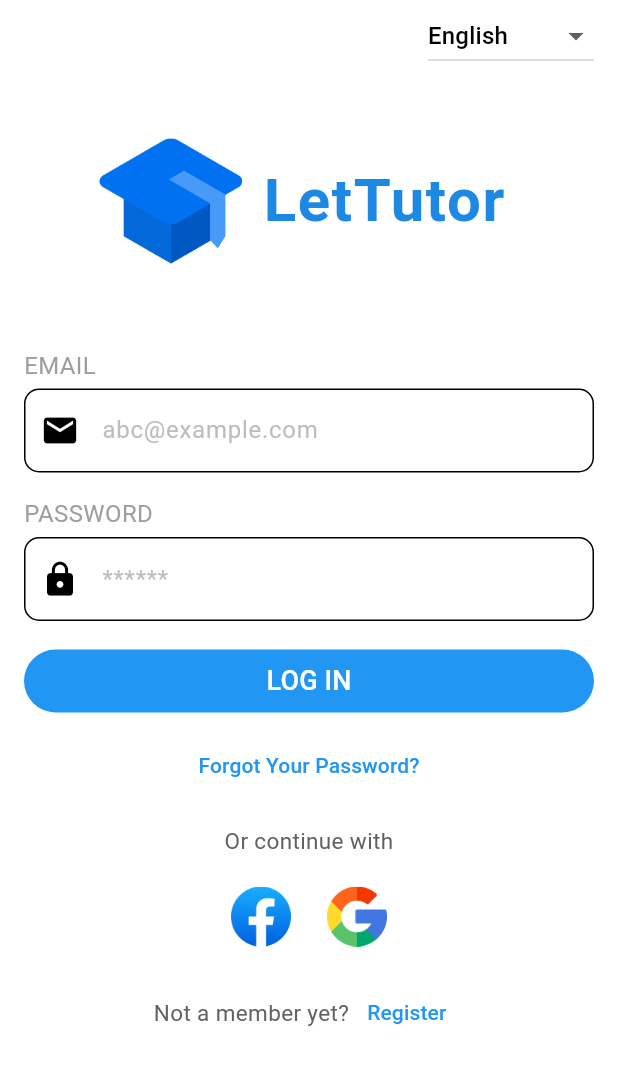
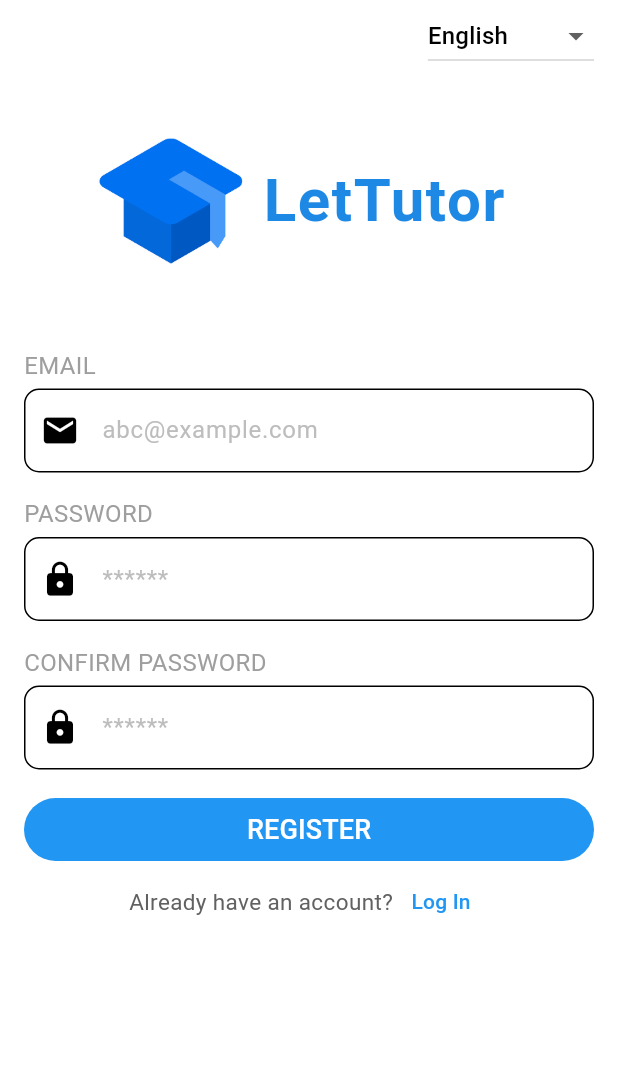
Before and after one commit to nguyentrongnhan1412/advancedmobileproject, a Flutter app: the screen it shows after launch, after a tap on "Register", on a phone screen of 412 x 824 dp. Shown: the top 1065 px of the screen. Run offline on Flutter 3.47's test engine with Material 2 defaults, Android fonts, the phone set to English and light mode, and no system bars.

Commit message:
registerview
init registerview
complete register view
add register route to main

```diff
--- a/lettutor/lib/main.dart
+++ b/lettutor/lib/main.dart
@@ -1,6 +1,7 @@
 import 'package:flutter/material.dart';
 import 'package:lettutor/constants/routes.dart';
 import 'package:lettutor/views/authentication/login_view.dart';
+import 'package:lettutor/views/authentication/register_view.dart';
 
 void main() {
   runApp(const Lettutor());
@@ -16,7 +17,7 @@ class Lettutor extends StatelessWidget {
       title: 'Lettutor',
       theme: ThemeData(
         useMaterial3: true,
-        colorScheme: ColorScheme.light().copyWith(primary: Colors.blue),
+        colorScheme: const ColorScheme.light().copyWith(primary: Colors.blue),
         // primaryColor: Colors.blue,
         scaffoldBackgroundColor: Colors.white,
         textTheme: TextTheme(
@@ -48,6 +49,7 @@ class Lettutor extends StatelessWidget {
       home: const LoginView(),
       routes: {
         Routes.login: (context) => const LoginView(),
+        Routes.register: (context) => const RegisterView(),
       }
     );
   }
--- /dev/null
+++ b/lettutor/lib/views/authentication/register_view.dart
@@ -0,0 +1,159 @@
+import 'package:flutter/material.dart';
+import 'package:lettutor/constants/datatype.dart';
+import 'package:lettutor/constants/routes.dart';
+
+class RegisterView extends StatefulWidget {
+
+  const RegisterView({Key? key}) : super (key: key);
+
+  @override
+  State<RegisterView> createState() => _RegisterViewState();
+}
+
+class _RegisterViewState extends State<RegisterView> {
+  String chosenLanguage = Language.english;
+
+  @override
+  Widget build(BuildContext context) {
+    return Scaffold(
+      body: SingleChildScrollView(
+        padding: EdgeInsets.fromLTRB(16, MediaQuery.of(context).padding.top, 16, 16),
+        child: Column(
+          crossAxisAlignment: CrossAxisAlignment.stretch,
+          children: [
+            Align(
+              alignment: Alignment.centerRight,
+              child: DropdownButton<String>
+                (
+                  value: chosenLanguage,
+                  items: const [
+                    DropdownMenuItem<String>(
+                      value: Language.english,
+                      child: Text(Language.english),
+                    ),
+                    DropdownMenuItem<String>(
+                      value: Language.vietnamese,
+                      child: Text(Language.vietnamese),
+                    ),
+                  ],
+                  onChanged: (String? language) {
+                    setState(() {
+                      chosenLanguage = language!;
+                    });
+                  },
+                ),
+            ),
+
+            Padding(
+              padding: const EdgeInsets.symmetric(vertical: 36),
+              child: Row(
+                mainAxisAlignment: MainAxisAlignment.center,
+                children: [
+                  Image.asset(
+                    'assets/logo/lettutor.png',
+                    width: 100,
+                    height: 100,
+                  ),
+                  Text(
+                    ' LetTutor ',
+                    style: Theme.of(context).textTheme.displayLarge,
+                  ),
+                ],
+              ),
+            ),
+
+            const Padding(
+              padding: EdgeInsets.only(top: 12),
+              child: Text('EMAIL', style: TextStyle(fontSize: 16, color: Colors.grey)),
+            ),
+
+
+            Padding(
+              padding: const EdgeInsets.only(top: 4),
+              child: TextField(
+                keyboardType: TextInputType.emailAddress,
+                autocorrect: false,
+                decoration: InputDecoration(
+                  hintStyle: TextStyle(color: Colors.grey[400]),
+                  hintText: "abc@example.com",
+                  prefixIcon: const Icon(Icons.mail, size: 26),
+                  border: const OutlineInputBorder(
+                      borderSide: BorderSide(color: Colors.grey, width: 2),
+                      borderRadius: BorderRadius.all(Radius.circular(10))),
+                ),
+              ),
+            ),
+
+            const Padding(
+              padding: EdgeInsets.only(top: 16),
+              child: Text('PASSWORD', style: TextStyle(fontSize: 16, color: Colors.grey)),
+            ),
+
+            Padding(
+              padding: const EdgeInsets.only(top: 4),
+              child: TextField(
+                obscureText: true,
+                autocorrect: false,
+                decoration: InputDecoration(
+                  hintStyle: TextStyle(color: Colors.grey[400]),
+                  hintText: "******",
+                  prefixIcon: const Icon(Icons.lock, size: 26),
+                  border: const OutlineInputBorder(
+                      borderSide: BorderSide(color: Colors.grey, width: 2),
+                      borderRadius: BorderRadius.all(Radius.circular(10))),
+                ),
+              ),
+            ),
+
+            const Padding(
+              padding: EdgeInsets.only(top: 16),
+              child: Text('CONFIRM PASSWORD', style: TextStyle(fontSize: 16, color: Colors.grey)),
+            ),
+
+            Padding(
+              padding: const EdgeInsets.only(top: 4),
+              child: TextField(
+                obscureText: true,
+                autocorrect: false,
+                decoration: InputDecoration(
+                  hintStyle: TextStyle(color: Colors.grey[400]),
+                  hintText: "******",
+                  prefixIcon: const Icon(Icons.lock, size: 26),
+                  border: const OutlineInputBorder(
+                      borderSide: BorderSide(color: Colors.grey, width: 2),
+                      borderRadius: BorderRadius.all(Radius.circular(10))),
+                ),
+              ),
+            ),
+
+            Padding(
+              padding: const EdgeInsets.only(top: 16),
+              child: TextButton(
+                onPressed: () {},
+                style: const ButtonStyle(
+                    backgroundColor: MaterialStatePropertyAll(Colors.blue)),
+                child: const Text(
+                  'REGISTER',
+                  style: TextStyle(fontSize: 18, color: Colors.white),
+                ),
+              ),
+            ),
+
+            Row(
+              mainAxisAlignment: MainAxisAlignment.center,
+              children: [
+                const Text('Already have an account?'),
+                TextButton(
+                  onPressed: () {
+                    Navigator.pop(context);
+                  },
+                  child: const Text('Log In'),
+                ),
+              ],
+            ),
+          ],
+        )
+      )
+    );
+  }
+}
```
